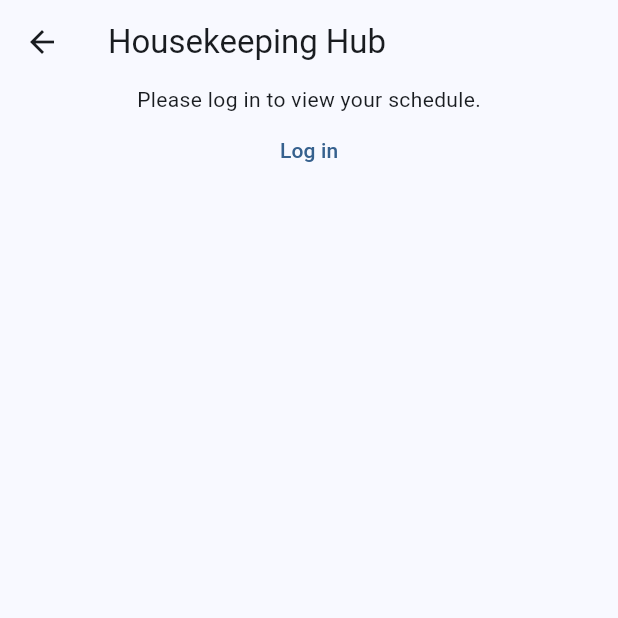
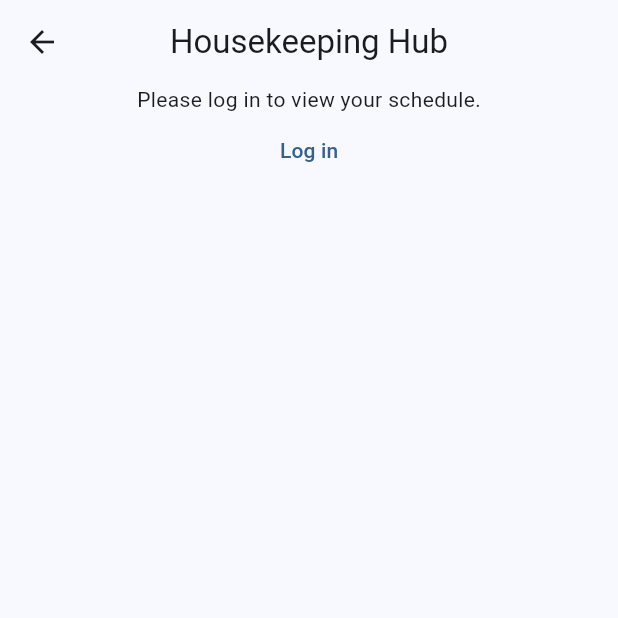
Before and after one commit to francinze/altag, a Flutter app: the HousekeepingHubPage screen opened by its route, on a phone screen of 412 x 824 dp, the top half of it. Run offline on Flutter 3.47's test engine with Material 3 defaults, Android fonts, the phone set to English and light mode, and no system bars; our stand-ins replace cloud_firestore, firebase_auth, firebase_core, firebase_database, hive_flutter; missing offline and left inert: webauthn; accounts and stored records are empty; generated files the repository leaves out were written again.

Commit message:
Added android implementation

```diff
--- a/lib/pages/housekeeping/hub.dart
+++ b/lib/pages/housekeeping/hub.dart
@@ -1,4 +1,5 @@
 import 'package:altag/pages/housekeeping/activity.dart';
+import 'package:altag/pages/housekeeping/metrics.dart';
 import 'package:altag/pages/housekeeping/plan.dart';
 import 'package:altag/pages/housekeeping/utils.dart';
 import 'package:altag/pages/unauth.dart';
@@ -43,11 +44,30 @@ class HousekeepingHubPage extends StatelessWidget {
     final firestore = Provider.of<FirestoreService>(context);
     final currentUserName = authProvider.userName;
 
+    // Calculate the document IDs for the current and next weeks.
+    final currentMonday = getCurrentWeekMonday();
+    final currentWeekDocId = getWeekDocId(currentMonday);
+    final nextMonday = getNextWeekMonday();
+    final nextWeekDocId = getWeekDocId(nextMonday);
     // If the user is not logged in, show a prompt.
-    if (currentUserName == null) {
+
     return Scaffold(
-        appBar: AppBar(title: const Text("Housekeeping Hub")),
-        body: Center(
+      appBar: AppBar(
+        title: const Text("Housekeeping Hub"),
+        centerTitle: true,
+        actions: [
+          if (currentUserName != null)
+            IconButton(
+              icon: const Icon(Icons.bar_chart),
+              onPressed: () => Navigator.push(
+                  context,
+                  MaterialPageRoute(
+                      builder: (context) => const HouseKeepingMetricsPage())),
+            ),
+        ],
+      ),
+      body: (currentUserName == null)
+          ? Center(
               child: Column(
                 children: [
                   const Text("Please log in to view your schedule."),
@@ -60,33 +80,28 @@ class HousekeepingHubPage extends StatelessWidget {
                   )
                 ],
               ),
-        ),
-      );
-    }
-
-    // Calculate the document IDs for the current and next weeks.
-    final currentMonday = getCurrentWeekMonday();
-    final currentWeekDocId = getWeekDocId(currentMonday);
-    final nextMonday = getNextWeekMonday();
-    final nextWeekDocId = getWeekDocId(nextMonday);
-
-    return Scaffold(
-      appBar: AppBar(title: const Text("Housekeeping Hub")),
-      body: SingleChildScrollView(
+            )
+          : SingleChildScrollView(
               padding: const EdgeInsets.all(16),
               child: Column(
                 crossAxisAlignment: CrossAxisAlignment.start,
                 children: [
-            _buildTaskList("Current Week Tasks",
-                firestore.getTasksForWeek(currentWeekDocId, currentUserName)),
+                  _buildTaskList(
+                      "Current Week Tasks",
+                      firestore.getTasksForWeek(
+                          currentWeekDocId, currentUserName)),
                   const SizedBox(height: 32),
-            _buildTaskList("Next Week Tasks",
-                firestore.getTasksForWeek(nextWeekDocId, currentUserName)),
+                  _buildTaskList(
+                      "Next Week Tasks",
+                      firestore.getTasksForWeek(
+                          nextWeekDocId, currentUserName)),
                 ],
               ),
             ),
       // Optional: FAB for planning next week's tasks.
-      floatingActionButton: FloatingActionButton.extended(
+      floatingActionButton: (currentUserName == null)
+          ? null
+          : FloatingActionButton.extended(
               onPressed: () => Navigator.push(
                   context,
                   MaterialPageRoute(
```
Also changed, not shown: lib/pages/housekeeping/metrics.dart (added, +28 -0 lines), firebase.json, lib/firebase_options.dart, 22 other files. Lines whose indentation alone changed are shown as unchanged.
